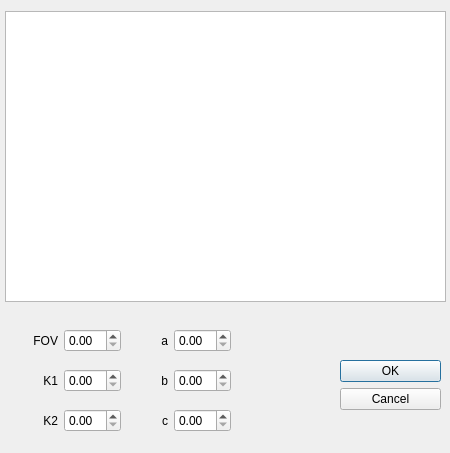
This is fecwin.ui in free6d1823/AvmCal as Qt 5 draws it before an edit. The edited form follows.
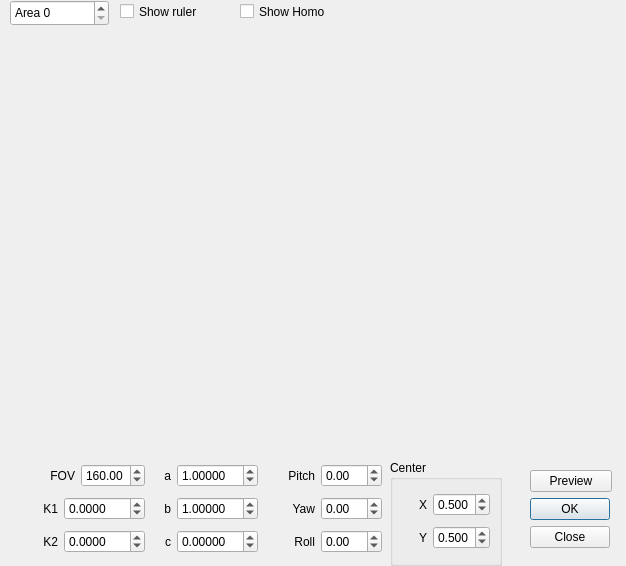
This is the edited form.

Patch:
```diff
--- a/fecwin.ui
+++ b/fecwin.ui
@@ -6,8 +6,8 @@
    <rect>
     <x>0</x>
     <y>0</y>
-    <width>450</width>
-    <height>453</height>
+    <width>626</width>
+    <height>566</height>
    </rect>
   </property>
   <property name="windowTitle">
@@ -16,181 +16,474 @@
   <property name="modal">
    <bool>false</bool>
   </property>
-  <widget class="QDialogButtonBox" name="buttonBox">
+  <widget class="QWidget" name="verticalLayoutWidget">
    <property name="geometry">
     <rect>
-     <x>340</x>
-     <y>360</y>
+     <x>9</x>
+     <y>29</y>
+     <width>601</width>
+     <height>421</height>
+    </rect>
+   </property>
+   <layout class="QVBoxLayout" name="layoutFec"/>
+  </widget>
+  <widget class="QCheckBox" name="checkShowRuler">
+   <property name="geometry">
+    <rect>
+     <x>120</x>
+     <y>0</y>
      <width>101</width>
-     <height>81</height>
+     <height>23</height>
     </rect>
    </property>
-   <property name="orientation">
-    <enum>Qt::Vertical</enum>
+   <property name="text">
+    <string>Show ruler</string>
    </property>
-   <property name="standardButtons">
-    <set>QDialogButtonBox::Cancel|QDialogButtonBox::Ok</set>
+   <property name="checked">
+    <bool>false</bool>
    </property>
   </widget>
-  <widget class="QGraphicsView" name="graphicsView">
+  <widget class="QSpinBox" name="spinAreaId">
    <property name="geometry">
     <rect>
-     <x>5</x>
-     <y>11</y>
-     <width>441</width>
-     <height>291</height>
+     <x>10</x>
+     <y>0</y>
+     <width>99</width>
+     <height>26</height>
     </rect>
    </property>
+   <property name="prefix">
+    <string>Area </string>
+   </property>
+   <property name="maximum">
+    <number>3</number>
+   </property>
   </widget>
-  <widget class="QWidget" name="horizontalLayoutWidget">
+  <widget class="QGroupBox" name="groupBox">
    <property name="geometry">
     <rect>
-     <x>10</x>
-     <y>320</y>
-     <width>111</width>
-     <height>41</height>
+     <x>390</x>
+     <y>460</y>
+     <width>112</width>
+     <height>106</height>
     </rect>
    </property>
-   <layout class="QHBoxLayout" name="horizontalLayout">
+   <property name="title">
+    <string>Center</string>
+   </property>
+   <layout class="QVBoxLayout" name="verticalLayout_6">
     <item>
-     <widget class="QLabel" name="label">
-      <property name="text">
-       <string>FOV</string>
-      </property>
-      <property name="alignment">
-       <set>Qt::AlignRight|Qt::AlignTrailing|Qt::AlignVCenter</set>
-      </property>
-     </widget>
+     <layout class="QHBoxLayout" name="horizontalLayout_7">
+      <item>
+       <widget class="QLabel" name="label_7">
+        <property name="text">
+         <string>X</string>
+        </property>
+        <property name="alignment">
+         <set>Qt::AlignRight|Qt::AlignTrailing|Qt::AlignVCenter</set>
+        </property>
+       </widget>
+      </item>
+      <item>
+       <widget class="QDoubleSpinBox" name="spinCenterX">
+        <property name="decimals">
+         <number>3</number>
+        </property>
+        <property name="maximum">
+         <double>1.000000000000000</double>
+        </property>
+        <property name="singleStep">
+         <double>0.010000000000000</double>
+        </property>
+        <property name="value">
+         <double>0.500000000000000</double>
+        </property>
+       </widget>
+      </item>
+     </layout>
     </item>
     <item>
-     <widget class="QDoubleSpinBox" name="spinFov"/>
+     <layout class="QHBoxLayout" name="horizontalLayout_8">
+      <item>
+       <widget class="QLabel" name="label_8">
+        <property name="text">
+         <string>Y</string>
+        </property>
+        <property name="alignment">
+         <set>Qt::AlignRight|Qt::AlignTrailing|Qt::AlignVCenter</set>
+        </property>
+       </widget>
+      </item>
+      <item>
+       <widget class="QDoubleSpinBox" name="spinCenterY">
+        <property name="decimals">
+         <number>3</number>
+        </property>
+        <property name="maximum">
+         <double>1.000000000000000</double>
+        </property>
+        <property name="singleStep">
+         <double>0.010000000000000</double>
+        </property>
+        <property name="value">
+         <double>0.500000000000000</double>
+        </property>
+       </widget>
+      </item>
+     </layout>
     </item>
    </layout>
   </widget>
-  <widget class="QWidget" name="horizontalLayoutWidget_2">
+  <widget class="QWidget" name="layoutWidget">
    <property name="geometry">
     <rect>
-     <x>10</x>
-     <y>360</y>
-     <width>111</width>
-     <height>41</height>
+     <x>530</x>
+     <y>470</y>
+     <width>82</width>
+     <height>89</height>
     </rect>
    </property>
-   <layout class="QHBoxLayout" name="horizontalLayout_2">
+   <layout class="QVBoxLayout" name="verticalLayout_2">
     <item>
-     <widget class="QLabel" name="label_2">
+     <widget class="QPushButton" name="btnPreview">
       <property name="text">
-       <string>K1</string>
+       <string>Preview</string>
       </property>
-      <property name="alignment">
-       <set>Qt::AlignRight|Qt::AlignTrailing|Qt::AlignVCenter</set>
-      </property>
      </widget>
     </item>
     <item>
-     <widget class="QDoubleSpinBox" name="spinK1"/>
+     <widget class="QDialogButtonBox" name="buttonBox">
+      <property name="orientation">
+       <enum>Qt::Vertical</enum>
+      </property>
+      <property name="standardButtons">
+       <set>QDialogButtonBox::Close|QDialogButtonBox::Ok</set>
+      </property>
+     </widget>
     </item>
    </layout>
   </widget>
-  <widget class="QWidget" name="horizontalLayoutWidget_3">
+  <widget class="QWidget" name="layoutWidget">
    <property name="geometry">
     <rect>
-     <x>10</x>
-     <y>400</y>
-     <width>111</width>
-     <height>41</height>
+     <x>140</x>
+     <y>460</y>
+     <width>118</width>
+     <height>98</height>
     </rect>
    </property>
-   <layout class="QHBoxLayout" name="horizontalLayout_3">
+   <layout class="QVBoxLayout" name="verticalLayout_3">
     <item>
-     <widget class="QLabel" name="label_3">
-      <property name="text">
-       <string>K2</string>
-      </property>
-      <property name="alignment">
-       <set>Qt::AlignRight|Qt::AlignTrailing|Qt::AlignVCenter</set>
-      </property>
-     </widget>
+     <layout class="QHBoxLayout" name="horizontalLayout_4">
+      <item>
+       <widget class="QLabel" name="label_4">
+        <property name="text">
+         <string>a</string>
+        </property>
+        <property name="alignment">
+         <set>Qt::AlignRight|Qt::AlignTrailing|Qt::AlignVCenter</set>
+        </property>
+       </widget>
+      </item>
+      <item>
+       <widget class="QDoubleSpinBox" name="spina">
+        <property name="decimals">
+         <number>5</number>
+        </property>
+        <property name="minimum">
+         <double>-10.000000000000000</double>
+        </property>
+        <property name="maximum">
+         <double>10.000000000000000</double>
+        </property>
+        <property name="singleStep">
+         <double>0.010000000000000</double>
+        </property>
+        <property name="value">
+         <double>1.000000000000000</double>
+        </property>
+       </widget>
+      </item>
+     </layout>
     </item>
     <item>
-     <widget class="QDoubleSpinBox" name="spinK2"/>
+     <layout class="QHBoxLayout" name="horizontalLayout_6">
+      <item>
+       <widget class="QLabel" name="label_6">
+        <property name="text">
+         <string>b</string>
+        </property>
+        <property name="alignment">
+         <set>Qt::AlignRight|Qt::AlignTrailing|Qt::AlignVCenter</set>
+        </property>
+       </widget>
+      </item>
+      <item>
+       <widget class="QDoubleSpinBox" name="spinb">
+        <property name="decimals">
+         <number>5</number>
+        </property>
+        <property name="minimum">
+         <double>-10.000000000000000</double>
+        </property>
+        <property name="maximum">
+         <double>10.000000000000000</double>
+        </property>
+        <property name="singleStep">
+         <double>0.010000000000000</double>
+        </property>
+        <property name="value">
+         <double>1.000000000000000</double>
+        </property>
+       </widget>
+      </item>
+     </layout>
     </item>
+    <item>
+     <layout class="QHBoxLayout" name="horizontalLayout_5">
+      <item>
+       <widget class="QLabel" name="label_5">
+        <property name="enabled">
+         <bool>true</bool>
+        </property>
+        <property name="text">
+         <string>c</string>
+        </property>
+        <property name="alignment">
+         <set>Qt::AlignRight|Qt::AlignTrailing|Qt::AlignVCenter</set>
+        </property>
+       </widget>
+      </item>
+      <item>
+       <widget class="QDoubleSpinBox" name="spinc">
+        <property name="decimals">
+         <number>5</number>
+        </property>
+        <property name="minimum">
+         <double>-10.000000000000000</double>
+        </property>
+        <property name="maximum">
+         <double>10.000000000000000</double>
+        </property>
+        <property name="singleStep">
+         <double>0.010000000000000</double>
+        </property>
+        <property name="value">
+         <double>0.000000000000000</double>
+        </property>
+       </widget>
+      </item>
+     </layout>
+    </item>
    </layout>
   </widget>
-  <widget class="QWidget" name="horizontalLayoutWidget_4">
+  <widget class="QWidget" name="layoutWidget">
    <property name="geometry">
     <rect>
-     <x>120</x>
-     <y>320</y>
-     <width>111</width>
-     <height>41</height>
+     <x>10</x>
+     <y>460</y>
+     <width>135</width>
+     <height>98</height>
     </rect>
    </property>
-   <layout class="QHBoxLayout" name="horizontalLayout_4">
+   <layout class="QVBoxLayout" name="verticalLayout_4">
     <item>
-     <widget class="QLabel" name="label_4">
-      <property name="text">
-       <string>a</string>
-      </property>
-      <property name="alignment">
-       <set>Qt::AlignRight|Qt::AlignTrailing|Qt::AlignVCenter</set>
-      </property>
-     </widget>
+     <layout class="QHBoxLayout" name="horizontalLayout">
+      <item>
+       <widget class="QLabel" name="label">
+        <property name="text">
+         <string>FOV</string>
+        </property>
+        <property name="alignment">
+         <set>Qt::AlignRight|Qt::AlignTrailing|Qt::AlignVCenter</set>
+        </property>
+       </widget>
+      </item>
+      <item>
+       <widget class="QDoubleSpinBox" name="spinFov">
+        <property name="minimum">
+         <double>120.000000000000000</double>
+        </property>
+        <property name="maximum">
+         <double>180.000000000000000</double>
+        </property>
+        <property name="value">
+         <double>160.000000000000000</double>
+        </property>
+       </widget>
+      </item>
+     </layout>
     </item>
     <item>
-     <widget class="QDoubleSpinBox" name="spina"/>
+     <layout class="QHBoxLayout" name="horizontalLayout_2">
+      <item>
+       <widget class="QLabel" name="label_2">
+        <property name="text">
+         <string>K1</string>
+        </property>
+        <property name="alignment">
+         <set>Qt::AlignRight|Qt::AlignTrailing|Qt::AlignVCenter</set>
+        </property>
+       </widget>
+      </item>
+      <item>
+       <widget class="QDoubleSpinBox" name="spinK1">
+        <property name="decimals">
+         <number>4</number>
+        </property>
+        <property name="minimum">
+         <double>-100.000000000000000</double>
+        </property>
+        <property name="maximum">
+         <double>100.000000000000000</double>
+        </property>
+        <property name="singleStep">
+         <double>0.100000000000000</double>
+        </property>
+       </widget>
+      </item>
+     </layout>
     </item>
+    <item>
+     <layout class="QHBoxLayout" name="horizontalLayout_3">
+      <item>
+       <widget class="QLabel" name="label_3">
+        <property name="text">
+         <string>K2</string>
+        </property>
+        <property name="alignment">
+         <set>Qt::AlignRight|Qt::AlignTrailing|Qt::AlignVCenter</set>
+        </property>
+       </widget>
+      </item>
+      <item>
+       <widget class="QDoubleSpinBox" name="spinK2">
+        <property name="decimals">
+         <number>4</number>
+        </property>
+        <property name="minimum">
+         <double>-100.000000000000000</double>
+        </property>
+        <property name="maximum">
+         <double>100.000000000000000</double>
+        </property>
+        <property name="singleStep">
+         <double>0.100000000000000</double>
+        </property>
+       </widget>
+      </item>
+     </layout>
+    </item>
    </layout>
   </widget>
-  <widget class="QWidget" name="horizontalLayoutWidget_5">
+  <widget class="QWidget" name="layoutWidget">
    <property name="geometry">
     <rect>
-     <x>120</x>
-     <y>400</y>
-     <width>111</width>
-     <height>41</height>
+     <x>260</x>
+     <y>460</y>
+     <width>122</width>
+     <height>98</height>
     </rect>
    </property>
-   <layout class="QHBoxLayout" name="horizontalLayout_5">
+   <layout class="QVBoxLayout" name="verticalLayout_5">
     <item>
-     <widget class="QLabel" name="label_5">
-      <property name="text">
-       <string>c</string>
-      </property>
-      <property name="alignment">
-       <set>Qt::AlignRight|Qt::AlignTrailing|Qt::AlignVCenter</set>
-      </property>
-     </widget>
+     <layout class="QHBoxLayout" name="horizontalLayout_11">
+      <item>
+       <widget class="QLabel" name="label_9">
+        <property name="text">
+         <string>Pitch</string>
+        </property>
+        <property name="alignment">
+         <set>Qt::AlignRight|Qt::AlignTrailing|Qt::AlignVCenter</set>
+        </property>
+       </widget>
+      </item>
+      <item>
+       <widget class="QDoubleSpinBox" name="spinPitch">
+        <property name="minimum">
+         <double>-90.000000000000000</double>
+        </property>
+        <property name="maximum">
+         <double>90.000000000000000</double>
+        </property>
+        <property name="value">
+         <double>0.000000000000000</double>
+        </property>
+       </widget>
+      </item>
+     </layout>
     </item>
     <item>
-     <widget class="QDoubleSpinBox" name="spinc"/>
+     <layout class="QHBoxLayout" name="horizontalLayout_10">
+      <item>
+       <widget class="QLabel" name="label_10">
+        <property name="text">
+         <string>Yaw</string>
+        </property>
+        <property name="alignment">
+         <set>Qt::AlignRight|Qt::AlignTrailing|Qt::AlignVCenter</set>
+        </property>
+       </widget>
+      </item>
+      <item>
+       <widget class="QDoubleSpinBox" name="spinYaw">
+        <property name="minimum">
+         <double>-90.000000000000000</double>
+        </property>
+        <property name="maximum">
+         <double>90.000000000000000</double>
+        </property>
+        <property name="value">
+         <double>0.000000000000000</double>
+        </property>
+       </widget>
+      </item>
+     </layout>
     </item>
+    <item>
+     <layout class="QHBoxLayout" name="horizontalLayout_12">
+      <item>
+       <widget class="QLabel" name="label_11">
+        <property name="text">
+         <string>Roll</string>
+        </property>
+        <property name="alignment">
+         <set>Qt::AlignRight|Qt::AlignTrailing|Qt::AlignVCenter</set>
+        </property>
+       </widget>
+      </item>
+      <item>
+       <widget class="QDoubleSpinBox" name="spinRoll">
+        <property name="minimum">
+         <double>-90.000000000000000</double>
+        </property>
+        <property name="maximum">
+         <double>90.000000000000000</double>
+        </property>
+        <property name="value">
+         <double>0.000000000000000</double>
+        </property>
+       </widget>
+      </item>
+     </layout>
+    </item>
    </layout>
   </widget>
-  <widget class="QWidget" name="horizontalLayoutWidget_6">
+  <widget class="QCheckBox" name="checkShowHomo">
    <property name="geometry">
     <rect>
-     <x>120</x>
-     <y>360</y>
-     <width>111</width>
-     <height>41</height>
+     <x>240</x>
+     <y>0</y>
+     <width>101</width>
+     <height>23</height>
     </rect>
    </property>
-   <layout class="QHBoxLayout" name="horizontalLayout_6">
-    <item>
-     <widget class="QLabel" name="label_6">
-      <property name="text">
-       <string>b</string>
-      </property>
-      <property name="alignment">
-       <set>Qt::AlignRight|Qt::AlignTrailing|Qt::AlignVCenter</set>
-      </property>
-     </widget>
-    </item>
-    <item>
-     <widget class="QDoubleSpinBox" name="spinb"/>
-    </item>
-   </layout>
+   <property name="text">
+    <string>Show Homo</string>
+   </property>
+   <property name="checked">
+    <bool>false</bool>
+   </property>
   </widget>
  </widget>
  <resources/>
```
